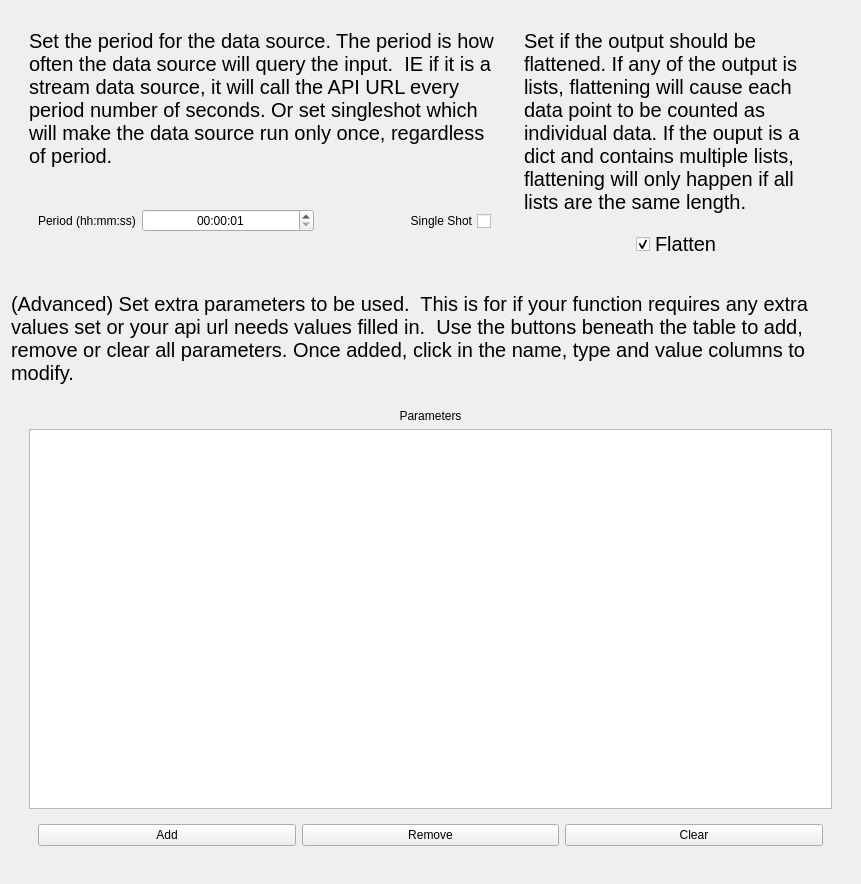
Qt form howdyCoder/ui/qtUiFiles/createDataSourceParametersPage.ui (rmallow/howdyCoder) before a commit.
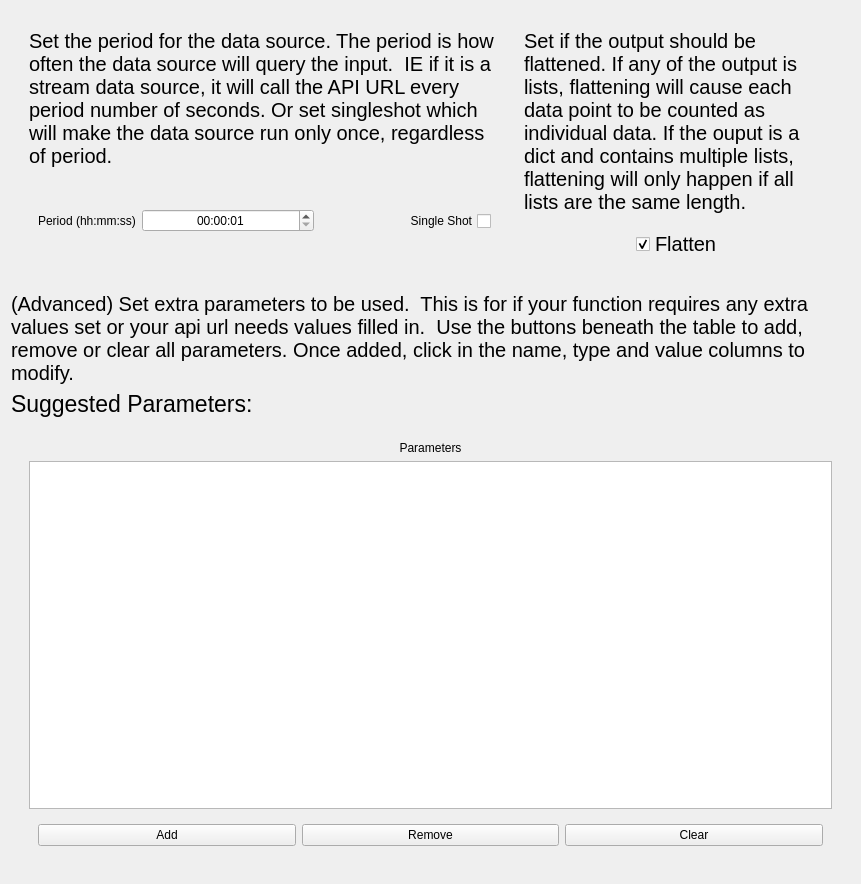
The same form after that commit. Custom widgets are drawn as their Qt base class.

```diff
--- a/howdyCoder/ui/qtUiFiles/createDataSourceParametersPage.ui
+++ b/howdyCoder/ui/qtUiFiles/createDataSourceParametersPage.ui
@@ -204,6 +204,18 @@
      </property>
     </widget>
    </item>
+   <item>
+    <widget class="QLabel" name="suggested_parameters_label">
+     <property name="font">
+      <font>
+       <pointsize>17</pointsize>
+      </font>
+     </property>
+     <property name="text">
+      <string>Suggested Parameters:</string>
+     </property>
+    </widget>
+   </item>
    <item>
     <widget class="QWidget" name="widget_6" native="true">
      <property name="sizePolicy">
```
Left out of the diff: 7 changed lines with no effect on the pictures.
